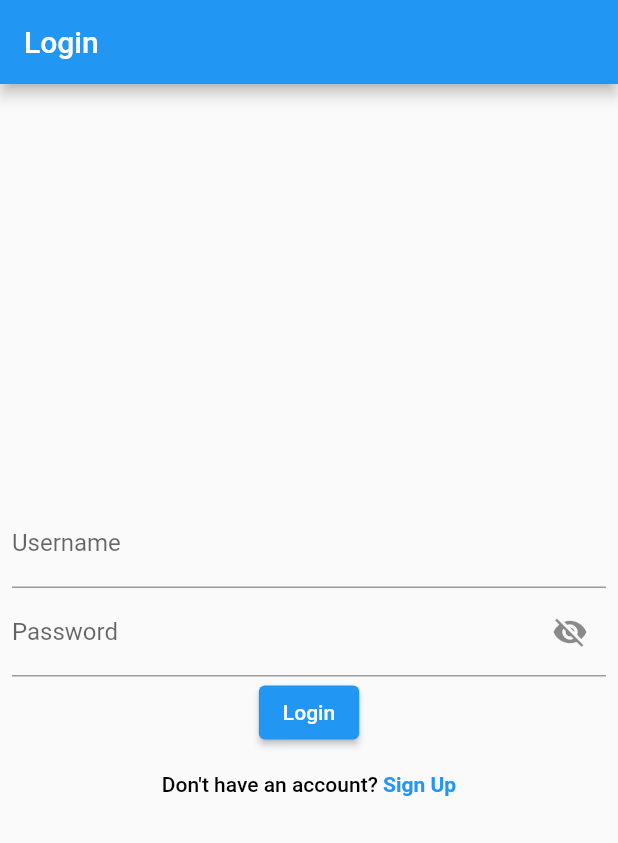
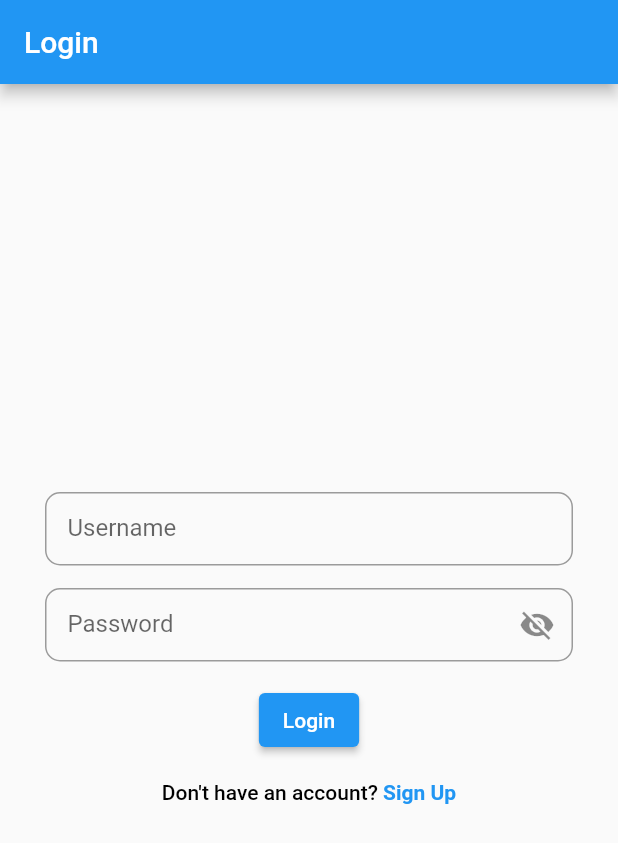
Before and after one commit to chanjeff2/fyp-chat-app, a Flutter app: the screen it shows after launch, on a phone screen of 412 x 824 dp. Shown: the top 843 px of the screen. Run offline on Flutter 3.47's test engine with Material 2 defaults, Android fonts, the phone set to English and light mode, and no system bars; our stand-ins replace flutter_secure_storage, shared_preferences; missing offline and left inert: libsignal_protocol_dart; accounts and stored records are empty.

Commit message:
Modified the margin/padding of input fields

```diff
--- a/lib/screens/register_or_login/register_or_login_screen.dart
+++ b/lib/screens/register_or_login/register_or_login_screen.dart
@@ -38,13 +38,20 @@ class _RegisterOrLoginScreenState extends State<RegisterOrLoginScreen> {
       body: Form(
         key: _formKey,
         child: Padding(
-          padding: const EdgeInsets.all(8.0),
+          padding: const EdgeInsets.all(30.0),
           child: Column(
             mainAxisAlignment: MainAxisAlignment.center,
             children: [
               TextFormField(
                 controller: _usernameController,
-                decoration: const InputDecoration(labelText: "Username"),
+                decoration: const InputDecoration(
+                  labelText: "Username",
+                  contentPadding: const EdgeInsets.symmetric(vertical: 15.0, horizontal: 15.0),
+                  border: OutlineInputBorder(
+                    borderRadius: const BorderRadius.all(const Radius.circular(10.0)),
+                    borderSide: BorderSide()
+                  )
+                ),
                 validator: (username) {
                   if (username?.isEmpty ?? true) {
                     return "username cannot be empty";
@@ -52,11 +59,17 @@ class _RegisterOrLoginScreenState extends State<RegisterOrLoginScreen> {
                   return null;
                 },
               ),
+              SizedBox(height: 15),
               TextFormField(
                 controller: _passwordController,
                 obscureText: !_isPasswordVisible,
                 decoration: InputDecoration(
                     labelText: "Password",
+                    contentPadding: const EdgeInsets.symmetric(vertical: 15.0, horizontal: 15.0),
+                    border: OutlineInputBorder(
+                      borderRadius: const BorderRadius.all(const Radius.circular(10.0)),
+                      borderSide: BorderSide()
+                    ),
                     suffixIcon: IconButton(
                       onPressed: () {
                         setState(() {
@@ -74,6 +87,7 @@ class _RegisterOrLoginScreenState extends State<RegisterOrLoginScreen> {
                   return null;
                 },
               ),
+              SizedBox(height: 15),
               if (_isRegister)
                 TextFormField(
                   controller: _confirmPasswordController,
@@ -81,6 +95,11 @@ class _RegisterOrLoginScreenState extends State<RegisterOrLoginScreen> {
                   enabled: _isRegister,
                   decoration: InputDecoration(
                       labelText: "Confirm Password",
+                      contentPadding: const EdgeInsets.symmetric(vertical: 15.0, horizontal: 15.0),
+                      border: OutlineInputBorder(
+                        borderRadius: const BorderRadius.all(const Radius.circular(10.0)),
+                        borderSide: BorderSide()
+                      ),
                       suffixIcon: IconButton(
                         onPressed: () {
                           setState(() {
```
